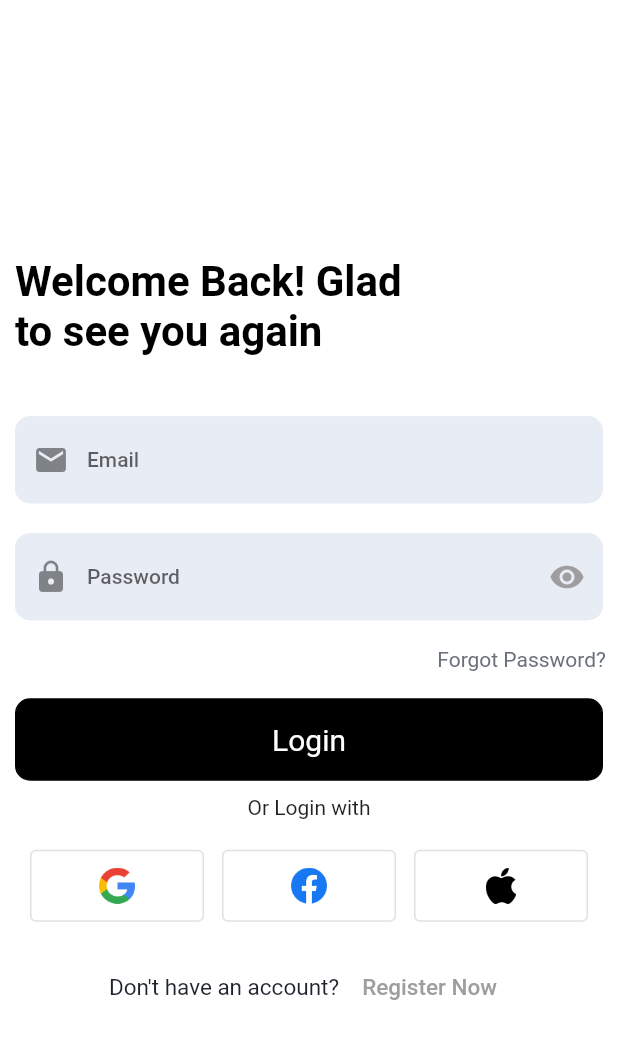
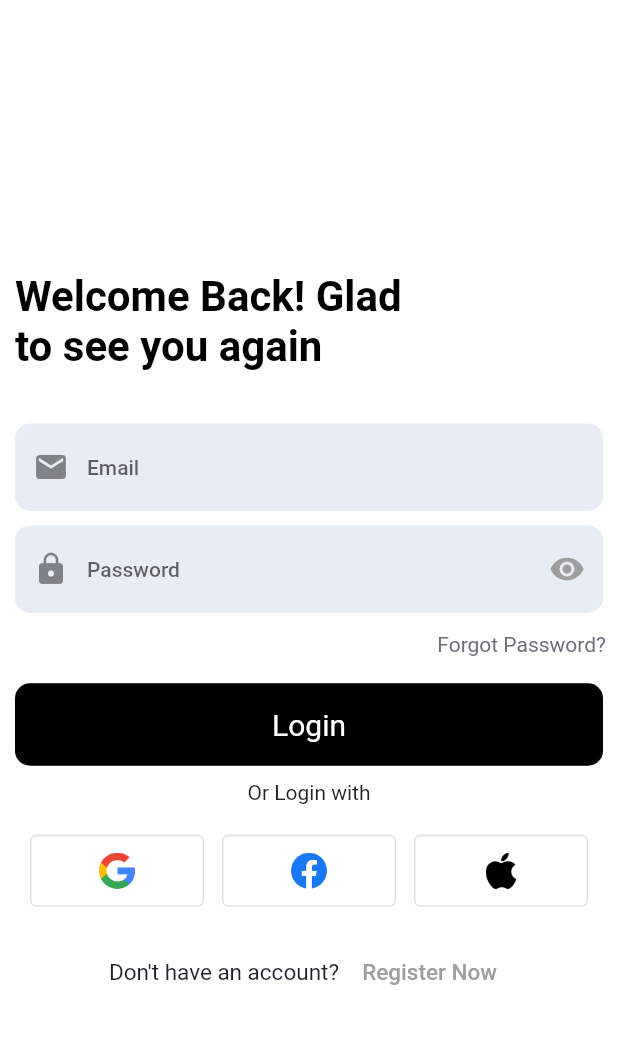
Before and after one commit to mohamedyasser951/LinkUP, a Flutter app: the screen it shows after launch, on a phone screen of 412 x 824 dp. Shown: the top 1039 px of the screen. Run offline on Flutter 3.47's test engine with Material 2 defaults, Android fonts, the phone set to English and light mode, and no system bars; our stand-ins replace cloud_firestore, conditional_builder_null_safety, custom_navigation_bar, firebase_auth, firebase_core, firebase_storage and 5 more; accounts and stored records are empty.

```diff
--- a/lib/layout/cubit/states.dart
+++ b/lib/layout/cubit/states.dart
@@ -1,4 +1,3 @@
-import 'package:socialapp/layout/cubit/cubit.dart';
 
 class HomeLayoutStates {}
 
@@ -14,6 +13,14 @@ class SocialGetUserLoadingState extends HomeLayoutStates {}
 class SocialGetUserSucessState extends HomeLayoutStates {}
 
 class SocialGetUserErrorState extends HomeLayoutStates {}
+
+
+//GetAllUsersStates
+class SocialGetAllUsersLoadingState extends HomeLayoutStates {}
+
+class SocialGetAllUsersSuccessState extends HomeLayoutStates {}
+
+class SocialGetAllUsersErrorState extends HomeLayoutStates {}
 
 //New Post
 class SocialNewPostAtate extends HomeLayoutStates {}
@@ -78,3 +85,10 @@ class SocialGetPostsErrorState extends HomeLayoutIntialState{}
 
 class LikePostSuccessState extends HomeLayoutIntialState{}
 class LikePostErrorState extends HomeLayoutIntialState{}
+
+// send and recieve message
+
+class SocialSendMessageSuccessState extends HomeLayoutIntialState{}
+class SocialSendMessageErrorState extends HomeLayoutIntialState{}
+
+class SocialRecieveMessageSuccessState extends HomeLayoutIntialState{}
--- /dev/null
+++ b/lib/models/message_model.dart
@@ -0,0 +1,29 @@
+class MessageModel {
+  String? sendId;
+  String? reciverId;
+  String? dateTime;
+  String? text;
+
+  MessageModel({
+    this.sendId,
+    this.reciverId,
+    this.text,
+    this.dateTime,
+  });
+
+  MessageModel.fromJson(Map<String, dynamic>? Json) {
+    sendId = Json!["sindId"];
+    reciverId = Json["reciverId"];
+    text = Json["text"];
+    dateTime = Json["dateTime"];
+  }
+
+  Map<String, dynamic> toJson() {
+    return {
+      "sendId": sendId,
+      "reciverId": reciverId,
+      "text": text,
+      "dateTime": dateTime,
+    };
+  }
+}
--- a/lib/models/post_model.dart
+++ b/lib/models/post_model.dart
@@ -28,11 +28,10 @@ class PostModel {
     return {
       "name": name,
       "uId": uId,
-      "image":image,
+      "image": image,
       "text": text,
       "postImage": postImage,
       "dateTime": dateTime,
-
     };
   }
 }
--- a/lib/modules/home/home.dart
+++ b/lib/modules/home/home.dart
@@ -16,7 +16,7 @@ class HomeScreen extends StatelessWidget {
       builder: (context, state) {
         var cubit = HomeLayoutCubit.get(context);
         return ConditionalBuilder(
-            condition: cubit.posts.length > 0 ,
+            condition: cubit.posts.length >0 ,
             builder: (context) {
               return SingleChildScrollView(
                 physics: const BouncingScrollPhysics(),
--- a/lib/modules/login_screen/login_screen.dart
+++ b/lib/modules/login_screen/login_screen.dart
@@ -38,11 +38,10 @@ class LoginScreen extends StatelessWidget {
       return Scaffold(
           backgroundColor: Theme.of(context).backgroundColor,
           body: SafeArea(
-            child: SizedBox(
-                height: MediaQuery.of(context).size.height,
-                width: double.infinity,
             child: Center(
               child: SingleChildScrollView(
+                child: Form(
+                  key: formKey,
                   child: Column(
                       mainAxisAlignment: MainAxisAlignment.center,
                       crossAxisAlignment: CrossAxisAlignment.start,
@@ -114,10 +113,10 @@ class LoginScreen extends StatelessWidget {
                             buttonColor: Color.fromARGB(255, 0, 0, 0),
                             textColor: Colors.white,
                             onPressed: () async {
-                                // if (formKey.currentState!.validate()) {
+                               if (formKey.currentState!.validate()) {
                               cubit.userLogin(
                                   email: email.text, password: password.text);
-                                // }
+                               }
                             },
                           ),
                         ),
@@ -170,7 +169,8 @@ class LoginScreen extends StatelessWidget {
                         ),
                       ]),
                 ),
-                )),
+              ),
+            ),
           ));
     });
   }
--- a/lib/shared/componenet/component.dart
+++ b/lib/shared/componenet/component.dart
@@ -26,7 +26,7 @@ class CustomizedTextfield extends StatelessWidget {
   @override
   Widget build(BuildContext context) {
     return Padding(
-      padding: const EdgeInsets.all(10.0),
+      padding: const EdgeInsets.symmetric(horizontal:10.0,vertical: 5.0),
       child: TextFormField(
         validator: validator,
         controller: myController,
@@ -116,7 +116,7 @@ class AppOutlineButton extends StatelessWidget {
     return OutlinedButton(
       onPressed: () => onTap,
       child: Padding(
-        padding: EdgeInsets.all(12),
+        padding: const EdgeInsets.all(12),
         child: Image.asset(
           asset,
           height: 24,
--- a/pubspec.yaml
+++ b/pubspec.yaml
@@ -52,6 +52,7 @@ dependencies:
   font_awesome_flutter:
   image_picker: ^0.8.6
   firebase_storage: ^11.0.6
+  firebase_messaging: ^14.1.2
 
 
 dev_dependencies:
```
Also changed, not shown: lib/layout/cubit/cubit.dart (+89 -1 lines), lib/modules/chat_details/chat_details.dart (+68 -43 lines), lib/modules/chats/chat_screen.dart (+31 -13 lines), pubspec.lock, 2 other files. Lines whose indentation alone changed are shown as unchanged.
